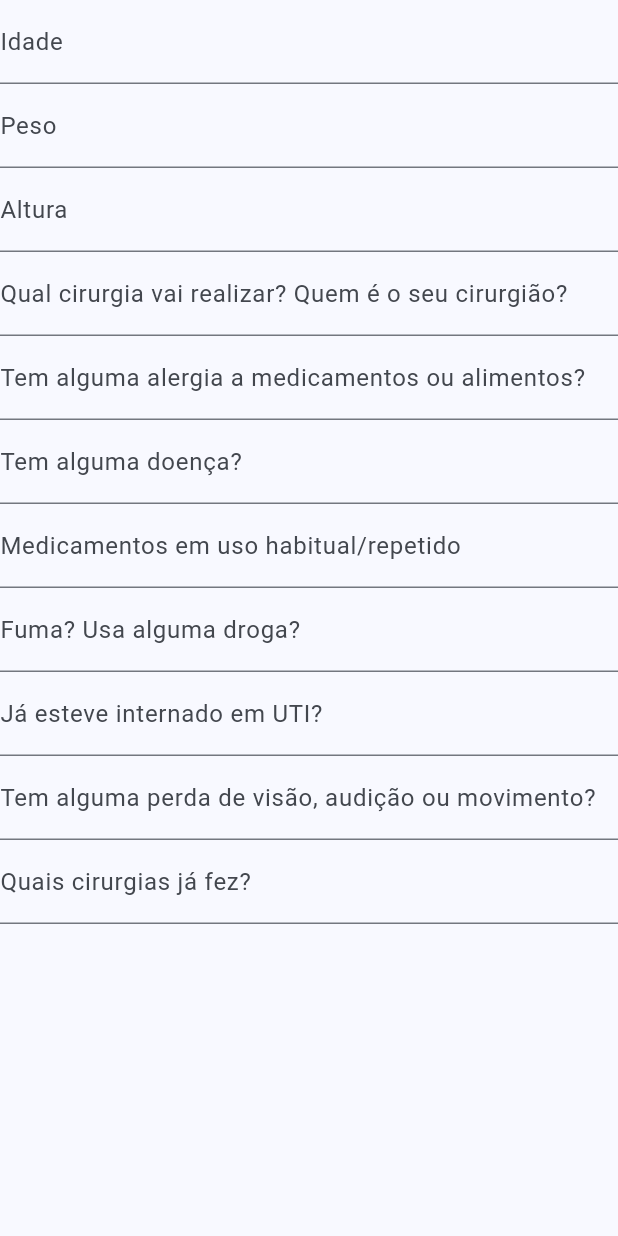
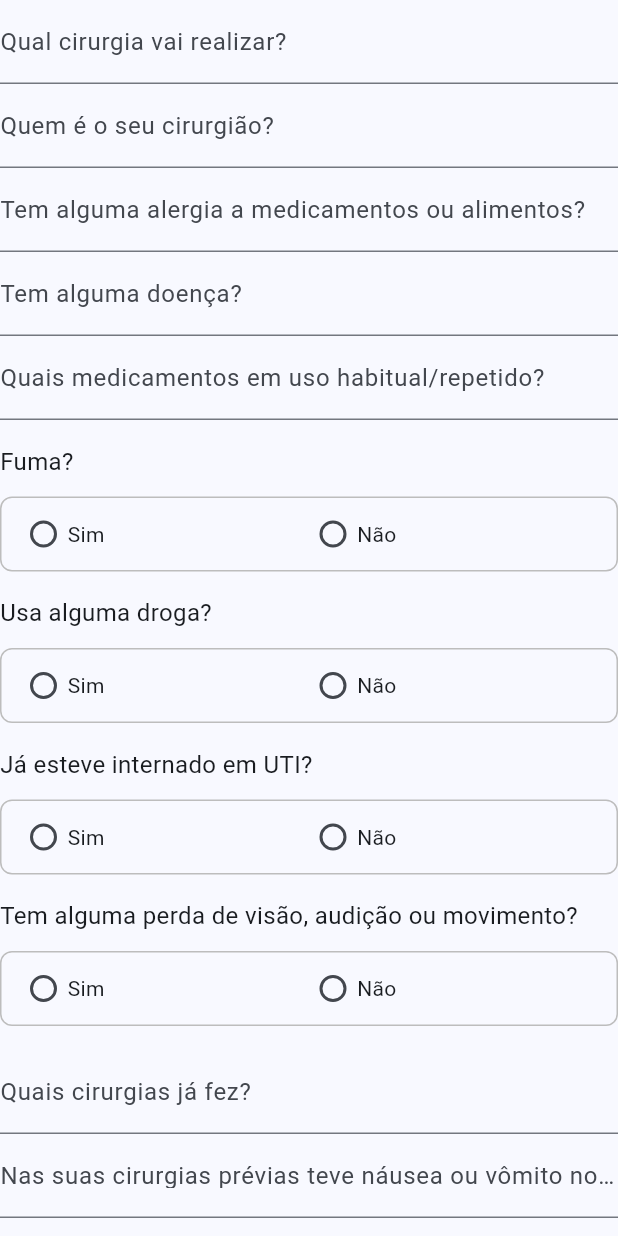
Before and after one commit to vicente1603/anestesia-form-web, a Flutter app: the FormFields widget shown alone on an empty page, opened directly with empty values, on a phone screen of 412 x 824 dp. Run offline on Flutter 3.47's test engine with Material 3 defaults, Android fonts, the phone set to English and light mode, and no system bars; our stand-ins replace cloud_firestore, dio, firebase_core; missing offline and left inert: dart:html; accounts and stored records are empty; statements that could not run were skipped.

Commit message:
fix form fields

```diff
--- a/lib/features/patient_form/models/form_data_model.dart
+++ b/lib/features/patient_form/models/form_data_model.dart
@@ -1,13 +1,14 @@
 class FormDataModel {
-  String? age;
-  String? weight;
-  String? height;
   String? surgery;
+  String? surgeon;
   String? allergies;
   String? diseases;
   String? medications;
+  String? smokes;
   String? drugs;
   String? icuHistory;
   String? disabilities;
   String? previousSurgeries;
+  String? postOpComplications;
+  String? familyAnesthesiaHistory;
 }
--- /dev/null
+++ b/lib/features/patient_form/ui/widgets/build_yes_no_field.dart
@@ -0,0 +1,63 @@
+import 'package:flutter/material.dart';
+
+Widget buildYesNoField({
+  required String label,
+  required String? groupValue,
+  required void Function(String?) onChanged,
+}) {
+  return Column(
+    crossAxisAlignment: CrossAxisAlignment.start,
+    children: [
+      Text(label, style: TextStyle(fontSize: 16)),
+      const SizedBox(height: 12),
+      Container(
+        padding: const EdgeInsets.symmetric(horizontal: 12, vertical: 8),
+        decoration: BoxDecoration(
+          border: Border.all(color: Colors.grey.shade400),
+          borderRadius: BorderRadius.circular(8),
+        ),
+        child: Row(
+          children: [
+            Expanded(
+              child: InkWell(
+                onTap: () => onChanged("Sim"),
+                borderRadius: BorderRadius.circular(8),
+                child: Row(
+                  children: [
+                    Radio<String>(
+                      value: "Sim",
+                      groupValue: groupValue,
+                      onChanged: onChanged,
+                      materialTapTargetSize: MaterialTapTargetSize.shrinkWrap,
+                      visualDensity: VisualDensity.compact,
+                    ),
+                    const Text("Sim"),
+                  ],
+                ),
+              ),
+            ),
+            Expanded(
+              child: InkWell(
+                onTap: () => onChanged("Não"),
+                borderRadius: BorderRadius.circular(8),
+                child: Row(
+                  children: [
+                    Radio<String>(
+                      value: "Não",
+                      groupValue: groupValue,
+                      onChanged: onChanged,
+                      materialTapTargetSize: MaterialTapTargetSize.shrinkWrap,
+                      visualDensity: VisualDensity.compact,
+                    ),
+                    const Text("Não"),
+                  ],
+                ),
+              ),
+            ),
+          ],
+        ),
+      ),
+      const SizedBox(height: 16),
+    ],
+  );
+}
--- a/lib/features/patient_form/ui/widgets/form_fields.dart
+++ b/lib/features/patient_form/ui/widgets/form_fields.dart
@@ -1,68 +1,108 @@
+import 'package:anestesia_web/features/patient_form/ui/widgets/build_yes_no_field.dart';
 import 'package:flutter/material.dart';
 import '../../models/form_data_model.dart';
 
-class FormFields extends StatelessWidget {
+class FormFields extends StatefulWidget {
   final FormDataModel model;
   const FormFields({super.key, required this.model});
 
+  @override
+  State<FormFields> createState() => _FormFieldsState();
+}
+
+class _FormFieldsState extends State<FormFields> {
   @override
   Widget build(BuildContext context) {
     return Column(
       children: [
         TextFormField(
-          decoration: const InputDecoration(labelText: 'Idade'),
-          onChanged: (value) => model.age = value,
-          validator: (value) => value!.isEmpty ? 'Informe a idade' : null,
+          decoration: const InputDecoration(
+            labelText: 'Qual cirurgia vai realizar?',
+          ),
+          onChanged: (value) => widget.model.surgery = value,
+          validator:
+              (value) =>
+                  value!.isEmpty ? 'Informe qual cirurgia vai realizar' : null,
         ),
         TextFormField(
-          decoration: const InputDecoration(labelText: 'Peso'),
-          onChanged: (value) => model.weight = value,
-          validator: (value) => value!.isEmpty ? 'Informe o Peso' : null,
+          decoration: const InputDecoration(
+            labelText: 'Quem é o seu cirurgião?',
+          ),
+          onChanged: (value) => widget.model.surgeon = value,
+          validator:
+              (value) => value!.isEmpty ? 'Informe o nome do cirurgião' : null,
         ),
         TextFormField(
-          decoration: const InputDecoration(labelText: 'Altura'),
-          onChanged: (value) => model.height = value,
-          validator: (value) => value!.isEmpty ? 'Informe a Altura ' : null,
-        ),
-        TextFormField(
-          decoration: const InputDecoration(labelText: 'Qual cirurgia vai realizar? Quem é o seu cirurgião?'),
-          onChanged: (value) => model.surgery = value,
-          validator: (value) => value!.isEmpty ? 'Qual cirurgia vai realizar? Quem é o seu cirurgião?' : null,
-        ),
-        TextFormField(
-          decoration: const InputDecoration(labelText: 'Tem alguma alergia a medicamentos ou alimentos?'),
-          onChanged: (value) => model.allergies = value,
-          validator: (value) => value!.isEmpty ? 'Informe Peso Peso' : null,
+          decoration: const InputDecoration(
+            labelText: 'Tem alguma alergia a medicamentos ou alimentos?',
+          ),
+          onChanged: (value) => widget.model.allergies = value,
+          validator:
+              (value) => value!.isEmpty ? 'Informe se tem alergia' : null,
         ),
         TextFormField(
           decoration: const InputDecoration(labelText: 'Tem alguma doença?'),
-          onChanged: (value) => model.diseases = value,
-          validator: (value) => value!.isEmpty ? 'Informe Peso Peso' : null,
+          onChanged: (value) => widget.model.diseases = value,
+          validator:
+              (value) => value!.isEmpty ? 'Informe se tem alguma doença' : null,
         ),
         TextFormField(
-          decoration: const InputDecoration(labelText: 'Medicamentos em uso habitual/repetido'),
-          onChanged: (value) => model.medications = value,
-          validator: (value) => value!.isEmpty ? 'Informe Peso Peso' : null,
+          decoration: const InputDecoration(
+            labelText: 'Quais medicamentos em uso habitual/repetido?',
+          ),
+          onChanged: (value) => widget.model.medications = value,
+          validator:
+              (value) => value!.isEmpty ? 'Informe os medicamentos' : null,
+        ),
+        const SizedBox(height: 16),
+        buildYesNoField(
+          label: "Fuma?",
+          groupValue: widget.model.smokes,
+          onChanged: (v) => setState(() => widget.model.smokes = v),
+        ),
+        buildYesNoField(
+          label: 'Usa alguma droga?',
+          groupValue: widget.model.drugs,
+          onChanged: (v) => setState(() => widget.model.drugs = v),
+        ),
+        buildYesNoField(
+          label: 'Já esteve internado em UTI?',
+          groupValue: widget.model.icuHistory,
+          onChanged: (v) => setState(() => widget.model.icuHistory = v),
+        ),
+        buildYesNoField(
+          label: 'Tem alguma perda de visão, audição ou movimento?',
+          groupValue: widget.model.disabilities,
+          onChanged: (v) => setState(() => widget.model.disabilities = v),
         ),
         TextFormField(
-          decoration: const InputDecoration(labelText: 'Fuma? Usa alguma droga?'),
-          onChanged: (value) => model.drugs = value,
-          validator: (value) => value!.isEmpty ? 'Informe Peso Peso' : null,
+          decoration: const InputDecoration(
+            labelText: 'Quais cirurgias já fez?',
+          ),
+          onChanged: (value) => widget.model.previousSurgeries = value,
+          validator:
+              (value) =>
+                  value!.isEmpty ? 'Informe suas cirurgias anteriores' : null,
         ),
         TextFormField(
-          decoration: const InputDecoration(labelText: 'Já esteve internado em UTI?'),
-          onChanged: (value) => model.icuHistory = value,
-          validator: (value) => value!.isEmpty ? 'Informe Peso Peso' : null,
+          decoration: const InputDecoration(
+            labelText:
+                'Nas suas cirurgias prévias teve náusea ou vômito no pós-operatório? Houve alguma complicação?',
+          ),
+          onChanged: (value) => widget.model.postOpComplications = value,
+          validator:
+              (value) =>
+                  value!.isEmpty
+                      ? 'Informe se houve complicações em cirurgias anteriores'
+                      : null,
         ),
-           TextFormField(
-          decoration: const InputDecoration(labelText: 'Tem alguma perda de visão, audição ou movimento?'),
-          onChanged: (value) => model.disabilities = value,
-          validator: (value) => value!.isEmpty ? 'Informe Peso Peso' : null,
-        ),
-           TextFormField(
-          decoration: const InputDecoration(labelText: 'Quais cirurgias já fez?'),
-          onChanged: (value) => model.previousSurgeries = value,
-          validator: (value) => value!.isEmpty ? 'Informe Peso Peso' : null,
+        const SizedBox(height: 16),
+        buildYesNoField(
+          label:
+              'Alguma história familiar de complicação anestésica grave em parente de 1º grau?',
+          groupValue: widget.model.familyAnesthesiaHistory,
+          onChanged:
+              (v) => setState(() => widget.model.familyAnesthesiaHistory = v),
         ),
       ],
     );
--- a/lib/features/patient_form/ui/widgets/widgets.dart
+++ b/lib/features/patient_form/ui/widgets/widgets.dart
@@ -1,2 +1,3 @@
 export './form_fields.dart';
 export './submit_button.dart';
+export './build_yes_no_field.dart';
```
Also changed, not shown: lib/core/services/form_submit_service.dart (+6 -5 lines), lib/features/patient_form/ui/patient_form_page.dart (+105 -33 lines).
